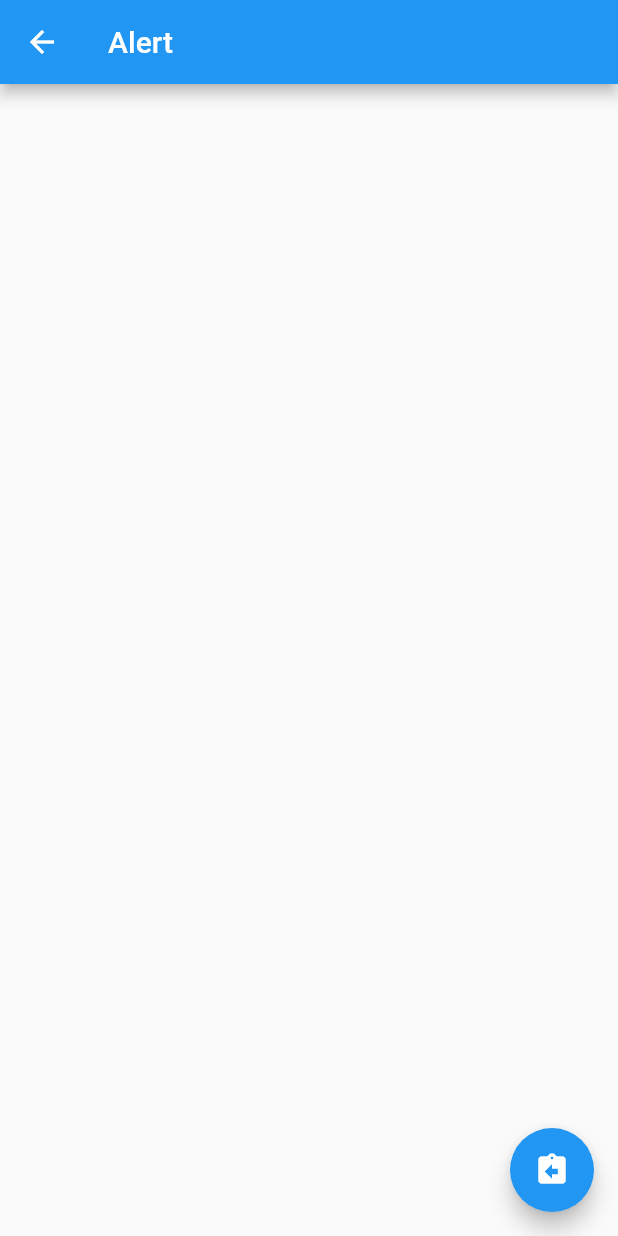
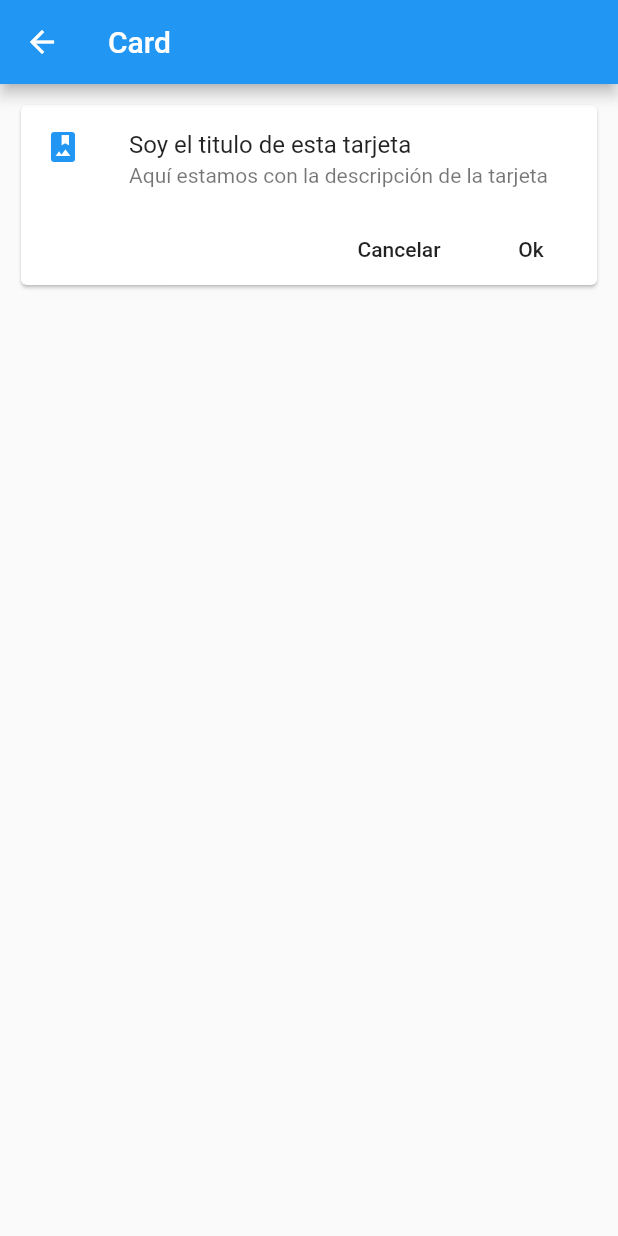
Before and after one commit to alexlondon07/flutter_components, a Flutter app: the screen it shows after launch, after a tap on "Cards - Tarjetas", on a phone screen of 412 x 824 dp. Run offline on Flutter 3.47's test engine with Material 2 defaults, Android fonts, the phone set to English and light mode, and no system bars.

Commit message:
Card Widget

```diff
--- /dev/null
+++ b/lib/src/pages/card_page.dart
@@ -0,0 +1,37 @@
+import 'package:flutter/material.dart';
+
+class CardPage extends StatelessWidget {
+  @override
+  Widget build(BuildContext context) {
+    return Scaffold(
+      appBar: AppBar(
+        title: Text('Card'),
+      ),
+      body: ListView(
+        padding: EdgeInsets.all(10.0),
+        children: <Widget>[_cardType1()],
+      ),
+    );
+  }
+
+  Widget _cardType1() {
+    return Card(
+      child: Column(
+        children: <Widget>[
+          ListTile(
+            leading: Icon(Icons.photo_album, color: Colors.blue),
+            title: Text('Soy el titulo de esta tarjeta'),
+            subtitle: Text('Aquí estamos con la descripción de la tarjeta'),
+          ),
+          Row(
+            mainAxisAlignment: MainAxisAlignment.end,
+            children: <Widget>[
+              FlatButton(onPressed: () {}, child: Text('Cancelar')),
+              FlatButton(onPressed: () {}, child: Text('Ok'))
+            ],
+          )
+        ],
+      ),
+    );
+  }
+}
--- a/lib/src/pages/home_page.dart
+++ b/lib/src/pages/home_page.dart
@@ -1,5 +1,4 @@
 import 'package:flutter/material.dart';
-import 'package:flutter_components/src/pages/alert_page.dart';
 import 'package:flutter_components/src/providers/menu_provider.dart';
 import 'package:flutter_components/src/utils/icon_string_util.dart';
 
--- a/lib/src/routes/routes.dart
+++ b/lib/src/routes/routes.dart
@@ -1,11 +1,13 @@
 import 'package:flutter/material.dart';
 import 'package:flutter_components/src/pages/alert_page.dart';
 import 'package:flutter_components/src/pages/avatar_page.dart';
+import 'package:flutter_components/src/pages/card_page.dart';
 import 'package:flutter_components/src/pages/home_page.dart';
 
 Map<String, WidgetBuilder> getApplicationRoutes() {
   return <String, WidgetBuilder>{
     '/': (BuildContext context) => HomePage(),
+    'card': (BuildContext context) => CardPage(),
     'avatar': (BuildContext context) => AvatarPage(),
     'alert': (BuildContext context) => AlertPage(),
   };
```
